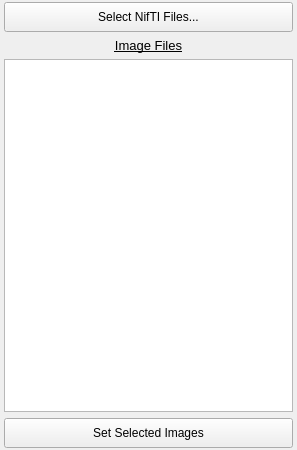
Qt form ItATMIS2/DataSelect.ui (jmj23/deep-learning) before a commit.
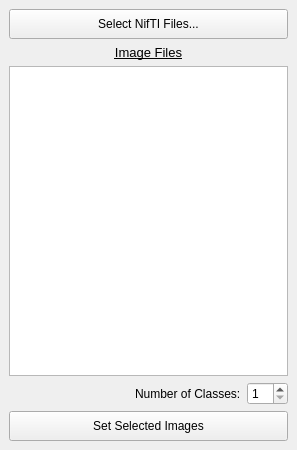
The same form after that commit.

Commit message: Added MPR, multiple classes, and file list view

What changed in the file:
```diff
--- a/ItATMIS2/DataSelect.ui
+++ b/ItATMIS2/DataSelect.ui
@@ -18,18 +18,6 @@
   </property>
   <widget class="QWidget" name="centralwidget">
    <layout class="QVBoxLayout" name="verticalLayout">
-    <property name="leftMargin">
-     <number>4</number>
-    </property>
-    <property name="topMargin">
-     <number>2</number>
-    </property>
-    <property name="rightMargin">
-     <number>4</number>
-    </property>
-    <property name="bottomMargin">
-     <number>2</number>
-    </property>
     <item>
      <widget class="QPushButton" name="pb_SelectNifti">
       <property name="sizePolicy">
@@ -81,6 +69,43 @@
       </property>
      </widget>
     </item>
+    <item>
+     <layout class="QHBoxLayout" name="horizontalLayout">
+      <item>
+       <spacer name="horizontalSpacer">
+        <property name="orientation">
+         <enum>Qt::Horizontal</enum>
+        </property>
+        <property name="sizeHint" stdset="0">
+         <size>
+          <width>40</width>
+          <height>20</height>
+         </size>
+        </property>
+       </spacer>
+      </item>
+      <item>
+       <widget class="QLabel" name="label">
+        <property name="text">
+         <string>Number of Classes:</string>
+        </property>
+       </widget>
+      </item>
+      <item>
+       <widget class="QSpinBox" name="spinBox">
+        <property name="minimum">
+         <number>1</number>
+        </property>
+        <property name="maximum">
+         <number>10</number>
+        </property>
+        <property name="value">
+         <number>1</number>
+        </property>
+       </widget>
+      </item>
+     </layout>
+    </item>
     <item>
      <widget class="QPushButton" name="pb_SetSelect">
       <property name="sizePolicy">
```
The commit also changes 1 other file.
